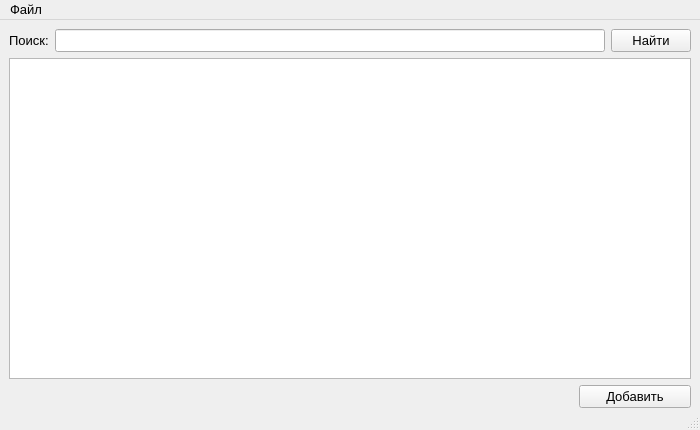
Qt form phonebook.ui (realshuncle/Phonebook) before a commit.
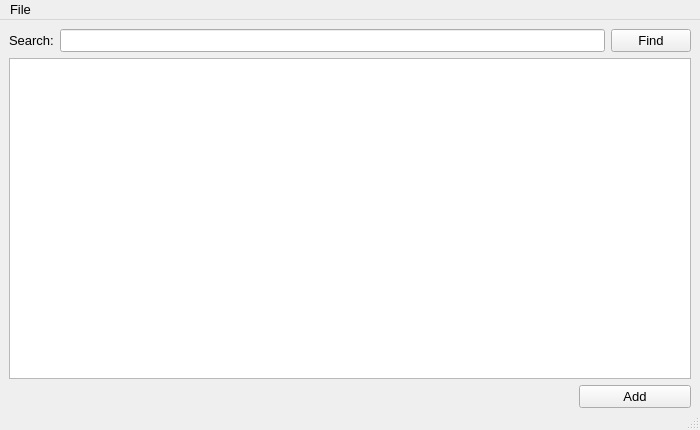
The same form after that commit.

Commit message: The interface is translated into English.

```diff
--- a/phonebook.ui
+++ b/phonebook.ui
@@ -64,7 +64,7 @@
          </font>
         </property>
         <property name="text">
-         <string>Поиск:</string>
+         <string>Search:</string>
         </property>
        </widget>
       </item>
@@ -100,7 +100,7 @@
          </font>
         </property>
         <property name="text">
-         <string>Найти</string>
+         <string>Find</string>
         </property>
        </widget>
       </item>
@@ -215,7 +215,7 @@
          </font>
         </property>
         <property name="text">
-         <string>Добавить</string>
+         <string>Add</string>
         </property>
        </widget>
       </item>
@@ -244,7 +244,7 @@
      </font>
     </property>
     <property name="title">
-     <string>Файл</string>
+     <string>File</string>
     </property>
     <addaction name="actionNew"/>
     <addaction name="actionSave"/>
```
Left out of the diff: 6 changed lines with no effect on the pictures. The commit also changes 7 other files.
